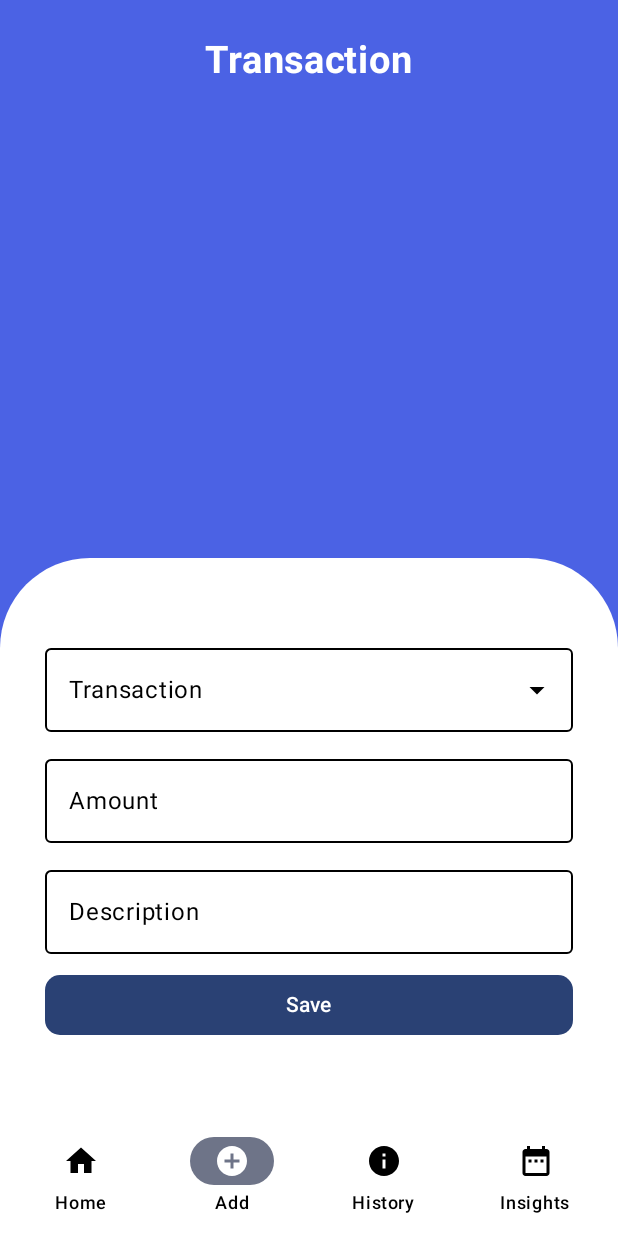
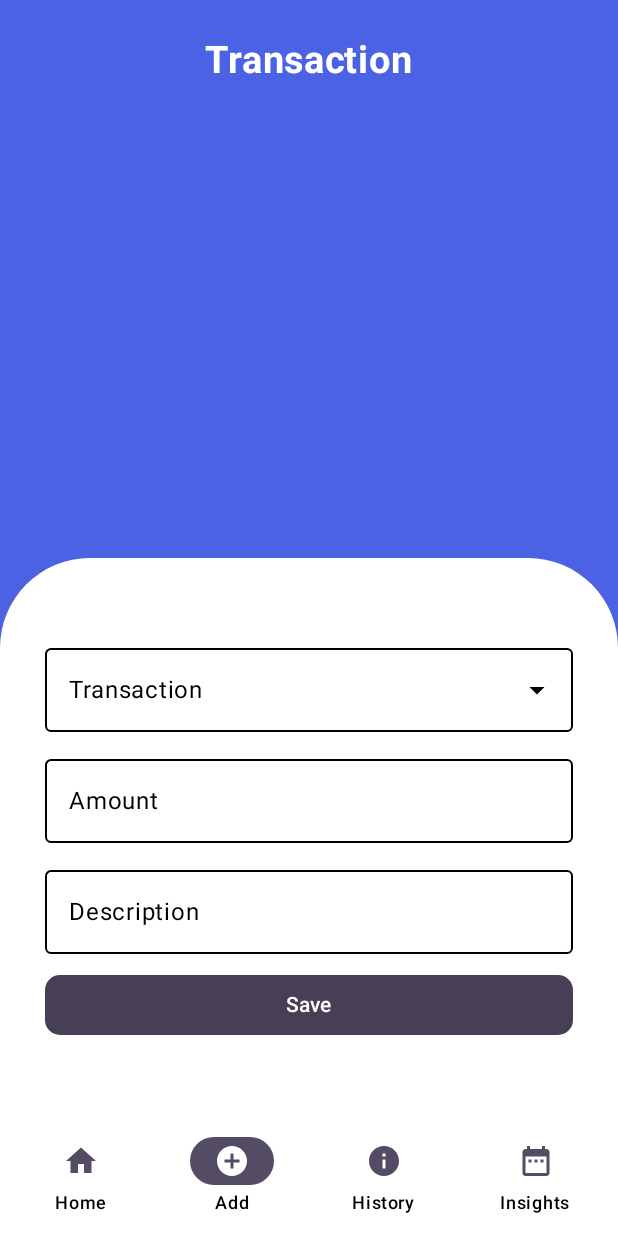
Before and after one commit to 21AbhishekKS/SpendWiz, an Android app built with Jetpack Compose: the AddScreen screen opened through its navigation route, on a phone screen of 412 x 824 dp. Run offline under Robolectric (Android 15) with nearby library versions, the light colour scheme and no system bars; our stand-ins replace Room's generated code, livedata-compose.

Commit message:
update on day 14 (bottom bar)

```diff
--- a/app/build.gradle.kts
+++ b/app/build.gradle.kts
@@ -12,8 +12,8 @@ android {
         applicationId = "com.abhi.expencetracker"
         minSdk = 23
         targetSdk = 34
-        versionCode = 4
-        versionName = "1.4"
+        versionCode = 5
+        versionName = "1.5"
 
 
 
--- a/app/src/main/java/com/abhi/expencetracker/Screens/Add.kt
+++ b/app/src/main/java/com/abhi/expencetracker/Screens/Add.kt
@@ -319,12 +319,15 @@ fun AddScreen(
 
                 Button(
                     onClick = { saveTransaction() },
-                    Modifier
+                    modifier = Modifier
                         .padding(horizontal = 20.dp)
                         .fillMaxWidth(),
                     shape = RoundedCornerShape(10.dp),
-                ) {
-                    Text(text = "Save")
+                    colors = ButtonDefaults.buttonColors(
+                        containerColor = Color(71, 63, 85, 255),
+                        contentColor = Color.White
+                    )) {
+                    Text(text = "Save", color = Color.White)
                 }
 
 
--- a/app/src/main/java/com/abhi/expencetracker/navigation/BottomNav.kt
+++ b/app/src/main/java/com/abhi/expencetracker/navigation/BottomNav.kt
@@ -15,6 +15,7 @@ import androidx.compose.material.icons.outlined.Info
 import androidx.compose.material3.BottomAppBar
 import androidx.compose.material3.Icon
 import androidx.compose.material3.NavigationBarItem
+import androidx.compose.material3.NavigationBarItemDefaults
 import androidx.compose.material3.Scaffold
 import androidx.compose.material3.Text
 import androidx.compose.runtime.Composable
@@ -24,6 +25,7 @@ import androidx.compose.runtime.saveable.rememberSaveable
 import androidx.compose.runtime.setValue
 import androidx.compose.ui.Modifier
 import androidx.compose.ui.graphics.Color
+import androidx.compose.ui.graphics.toArgb
 import androidx.navigation.NavGraph.Companion.findStartDestination
 import androidx.navigation.NavHostController
 import androidx.navigation.compose.NavHost
@@ -141,7 +143,9 @@ fun MyBottomBar(navController1: NavHostController) {
 
             NavigationBarItem(
 
-
+                colors = NavigationBarItemDefaults.colors(
+                    indicatorColor =  Color(84, 75, 100, 255),
+                ),
                 selected = selected,
                 onClick = {
                     navController1.navigate(bottomNavigationItem.title) {
@@ -154,7 +158,7 @@ fun MyBottomBar(navController1: NavHostController) {
                 icon = { Icon(
                     imageVector = bottomNavigationItem.selectedIcon,
                     contentDescription = bottomNavigationItem.title,
-                    tint = if (selected) Color.White else Color.Black // Set icon color based on selection
+                    tint = if (selected) Color.White else  Color(84, 75, 100, 255)
                 )}, label = {
                     Text(text = bottomNavigationItem.title , color = Color.Black)
                            },
```
Also changed, not shown: app/src/main/java/com/abhi/expencetracker/Screens/UpdateScreen.kt (+12 -12 lines).
